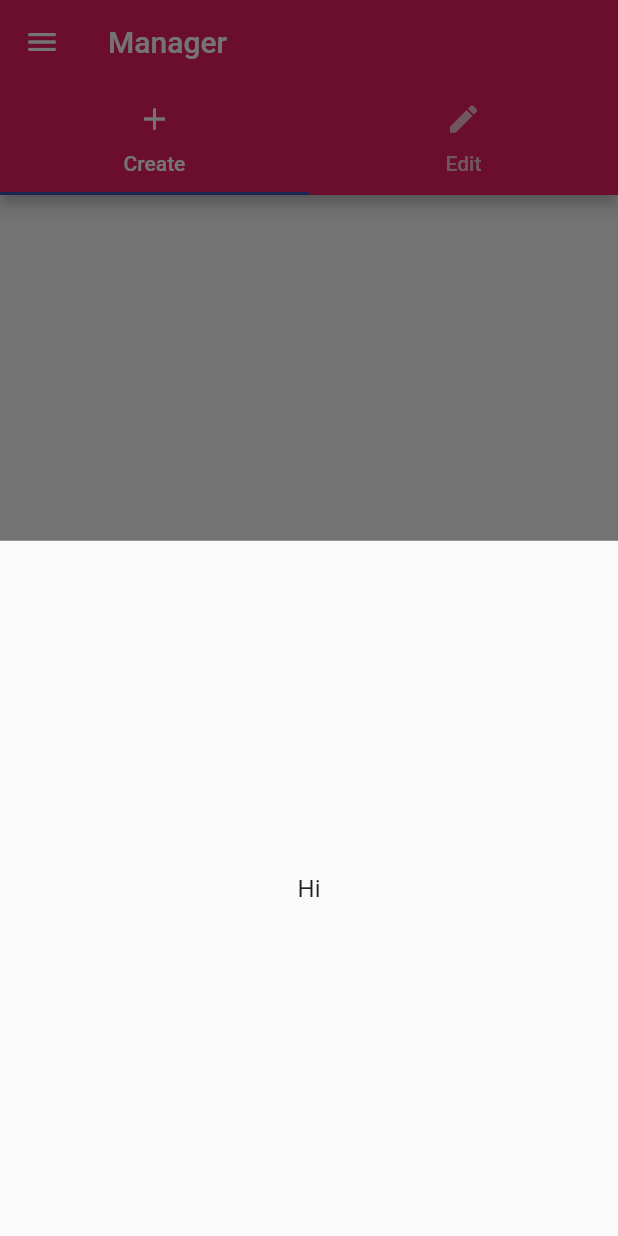
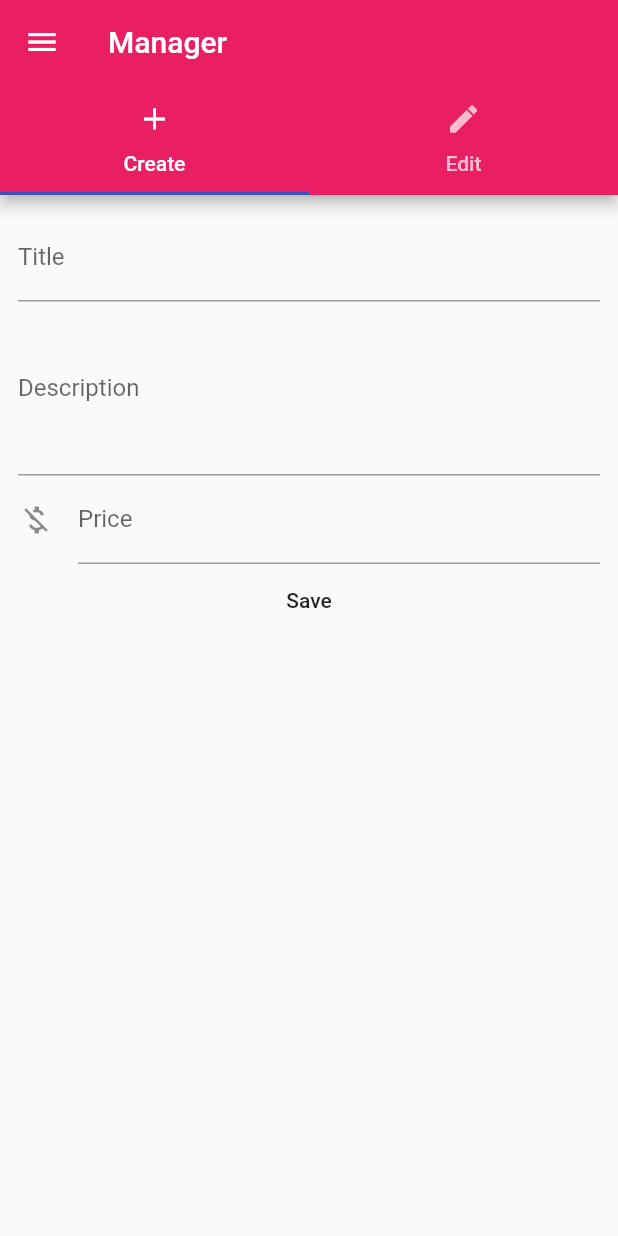
Before and after one commit to bmelton/flutter-testing, a Flutter app: the ManagerPage screen opened by its route, after a tap on "Save", on a phone screen of 412 x 824 dp. Run offline on Flutter 3.47's test engine with Material 2 defaults, Android fonts, the phone set to English and light mode, and no system bars.

```diff
--- a/lib/main.dart
+++ b/lib/main.dart
@@ -18,7 +18,7 @@ class MyApp extends StatefulWidget {
 class _MyAppState extends State<MyApp> {
   List<Map> _products = [];
 
-  void _addProduct(Map<String, String> product) {
+  void _addProduct(Map product) {
     setState(() {
       _products.add(product);
     });
@@ -49,7 +49,9 @@ class _MyAppState extends State<MyApp> {
             _deleteProduct
           ),
           '/home': (BuildContext context) => HomePage(_products, _addProduct, _deleteProduct),
-          '/manageProducts': (BuildContext context) => ManagerPage(),
+          '/manageProducts': (BuildContext context) => ManagerPage(
+            _products, _addProduct, _deleteProduct
+          ),
         },
         onGenerateRoute: (RouteSettings settings) {
           final List<String> pathElements = settings.name.split("/");
--- a/lib/pages/manager.dart
+++ b/lib/pages/manager.dart
@@ -5,6 +5,12 @@ import 'product_edit.dart';
 import '../components/drawer.dart';
 
 class ManagerPage extends StatelessWidget {
+  final List<Map> products;
+  final Function addProduct;
+  final Function deleteProduct;
+
+  ManagerPage(this.products, this.addProduct, this.deleteProduct);
+
   @override
   Widget build(BuildContext context) {
     return DefaultTabController(
@@ -28,7 +34,7 @@ class ManagerPage extends StatelessWidget {
         ),
         body: TabBarView(
           children: <Widget>[
-            ProductCreatePage(),
+            ProductCreatePage(addProduct),
             ProductEditPage(),
           ],
         )
--- a/lib/pages/product.dart
+++ b/lib/pages/product.dart
@@ -15,7 +15,7 @@ class ProductPage extends StatelessWidget {
         children: <Widget>[
           Image.asset(product['image']),
           Center(
-            child: Text('On the product page'),
+            child: Text(product['description']),
           ),
           RaisedButton(
             child: Text('Delete ' + product['title']),
--- a/lib/pages/product_create.dart
+++ b/lib/pages/product_create.dart
@@ -1,26 +1,78 @@
 import 'package:flutter/material.dart';
 
-class ProductCreatePage extends StatelessWidget {
+class ProductCreatePage extends StatefulWidget {
+  final Function addProducts;
+
+  ProductCreatePage(this.addProducts);
+
+  @override
+  State<StatefulWidget> createState() {
+    return _ProductCreatePageState();
+  }
+}
+
+class _ProductCreatePageState extends State<ProductCreatePage> {
+  String titleValue = '';
+  String descriptionValue = '';
+  double priceValue;
+
   @override
   Widget build(BuildContext context) {
-    return Center(
-      child: Column(
-        mainAxisAlignment: MainAxisAlignment.center,
-        children: <Widget>[
-          Padding(
-            padding: EdgeInsets.all(16.0),
-            child: RaisedButton(
-              child: Text("Save"),
-              onPressed: () {
-                showModalBottomSheet(context: context, builder: (BuildContext context) {
-                  return Center(child: Text('Hi'));
+    return Container(
+        margin: EdgeInsets.all(12.0),
+        child: ListView(
+          children: <Widget>[
+            TextField(
+              autofocus: false,
+              decoration: const InputDecoration(
+                hintText: 'What is the name of the product?',
+                labelText: 'Title',
+              ),
+              onChanged: (String value) {
+                setState(() {
+                  titleValue = value;
                 });
-              }
+              },
             ),
-          )
-        ]
-      )
-    );
-  }
+            TextField(
+                maxLines: 4,
+                decoration: const InputDecoration(
+                  hintText: 'Describe the product',
+                  labelText: 'Description',
+                ),
+                onChanged: (String value) {
+                  setState(() {
+                    descriptionValue = value;
+                  });
+                }),
+            TextField(
+              decoration: const InputDecoration(
+                icon: Icon(Icons.money_off),
+                hintText: '0.00',
+                labelText: 'Price',
+              ),
+              keyboardType: TextInputType.number,
+              onChanged: (String value) {
+                setState(() {
+                  priceValue = double.parse(value);
+                });
+              },
+            ),
+            FlatButton(
+              child: Text('Save'),
+              onPressed: (() {
+                print(titleValue);
+                print(descriptionValue);
+                print(priceValue);
 
+                widget.addProducts({
+                  'title': titleValue,
+                  'description': descriptionValue,
+                  'price': priceValue,
+                  'image': 'assets/food.jpg',
+                });
+              }),
+            ),
+          ]));
+    }
 }
```
